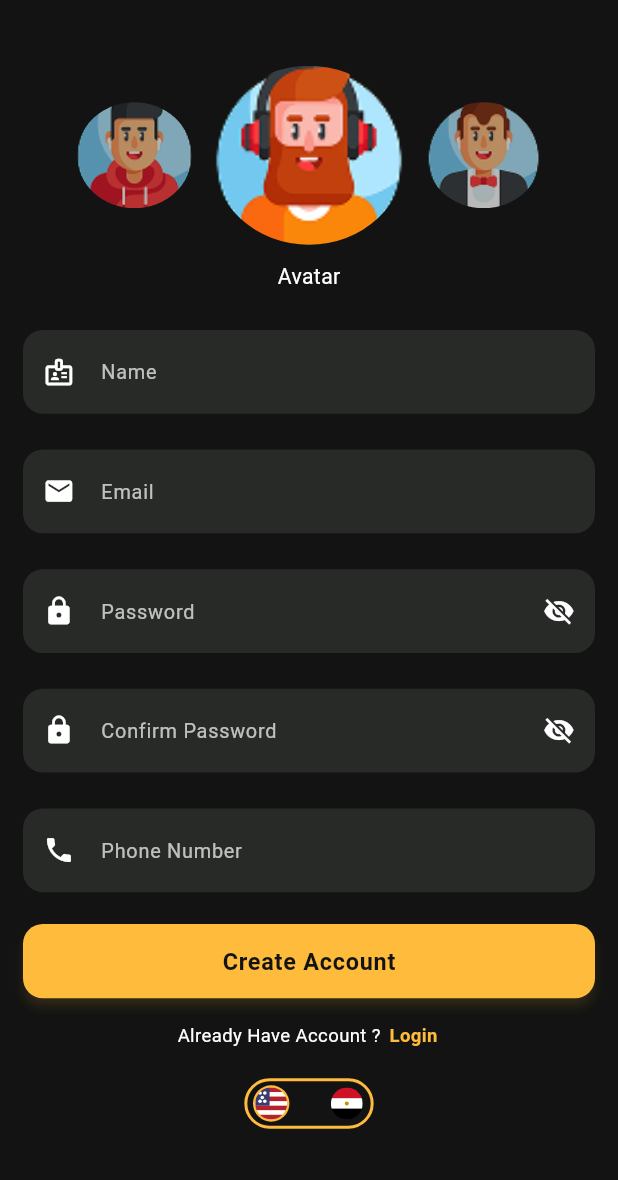
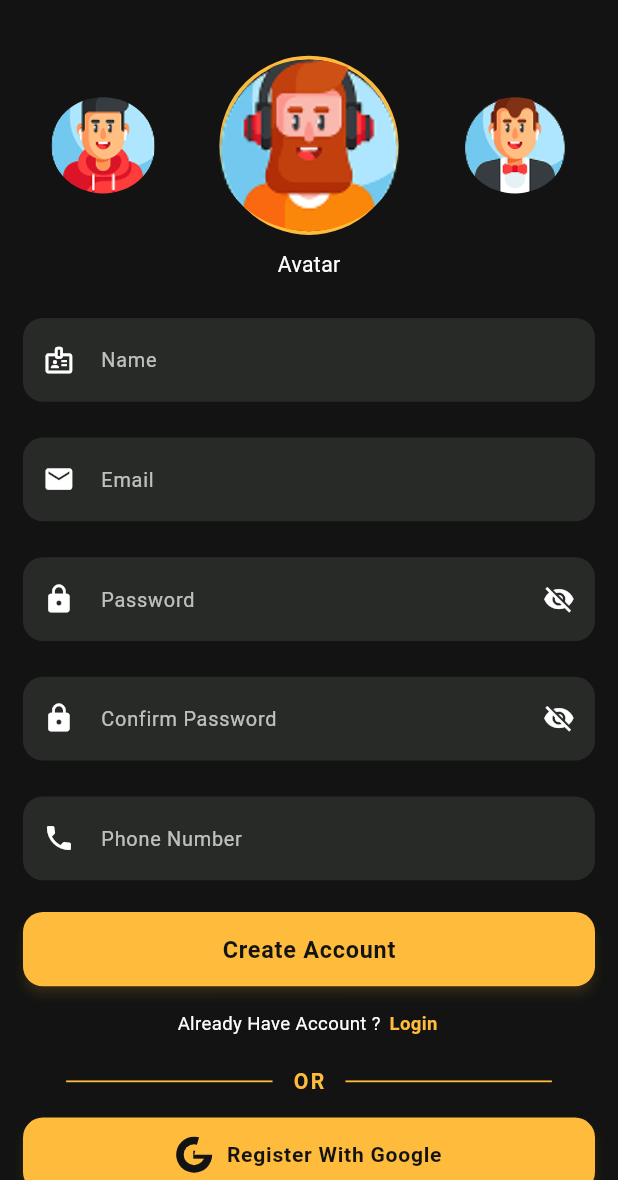
Before and after one commit to Abdllhmostafa/Movie, a Flutter app: the screen it shows after launch, after a tap on "Login", after a tap on "Create One", on a phone screen of 412 x 824 dp, the part 56-1236 px from its top. Run offline on Flutter 3.47's test engine with Material 3 defaults, Android fonts, the phone set to English and light mode, and no system bars; drawn by our look-alikes of carousel_slider; our stand-ins replace animate_do, dartz, dio, firebase_auth, firebase_core, flutter_bloc and 5 more; accounts and stored records are empty.

Commit message:
add google to register&ref en home screen

```diff
--- a/lib/core/localization/app_localizations.dart
+++ b/lib/core/localization/app_localizations.dart
@@ -28,18 +28,17 @@ class AppLocalizations {
   bool get isArabic => locale.languageCode == 'ar';
   bool get isEnglish => locale.languageCode == 'en';
 
-  static final Map<String, Map<String, String>> _localizedValues = {
-    'en': enTranslations,
-    'ar': arTranslations,
-  };
-
-  static final Map<String, String> _arabicGenres = arGenres;
+  static Map<String, String> _getTranslations(String languageCode) {
+    if (languageCode == 'ar') {
+      return arTranslations;
+    }
+    return enTranslations;
+  }
 
   String translate(String key, [Map<String, String>? args]) {
     final languageCode = locale.languageCode;
-    String text = _localizedValues[languageCode]?[key] ??
-        _localizedValues['en']?[key] ??
-        key;
+    final currentMap = _getTranslations(languageCode);
+    String text = currentMap[key] ?? enTranslations[key] ?? key;
     if (args != null) {
       args.forEach((placeholder, value) {
         text = text.replaceAll('{$placeholder}', value);
@@ -51,7 +50,7 @@ class AppLocalizations {
   String translateGenre(String genre) {
     if (!isArabic) return genre;
     final normalized = genre.trim().toLowerCase();
-    return _arabicGenres[normalized] ?? genre;
+    return arGenres[normalized] ?? genre;
   }
 
   String translateError(String rawError) {
--- a/lib/core/localization/ar.dart
+++ b/lib/core/localization/ar.dart
@@ -12,6 +12,7 @@ const Map<String, String> arTranslations = {
   'dont_have_account': 'ليس لديك حساب؟',
   'create_one': 'إنشاء حساب جديد',
   'login_with_google': 'تسجيل الدخول بجوجل',
+  'register_with_google': 'التسجيل بواسطة جوجل',
   'welcome_back': 'مرحباً بعودتك',
   'please_enter_email': 'يرجى إدخال البريد الإلكتروني',
   'please_enter_valid_email': 'يرجى إدخال بريد إلكتروني صالح',
--- a/lib/core/localization/en.dart
+++ b/lib/core/localization/en.dart
@@ -12,6 +12,7 @@ const Map<String, String> enTranslations = {
   'dont_have_account': 'Don’t Have Account ?',
   'create_one': 'Create One',
   'login_with_google': 'Login With Google',
+  'register_with_google': 'Register With Google',
   'welcome_back': 'Welcome back',
   'please_enter_email': 'Please enter your email',
   'please_enter_valid_email': 'Please enter a valid email address',
--- a/lib/features/auth/presentation/manager/auth_cubit.dart
+++ b/lib/features/auth/presentation/manager/auth_cubit.dart
@@ -46,7 +46,7 @@ class AuthCubit extends Cubit<AuthState> {
 
     result.fold(
       (failureMessage) => emit(AuthFailure(failureMessage)),
-      (userEntity) => emit(AuthSuccess(userEntity)),
+      (userEntity) => emit(AuthRegisterSuccess(userEntity)),
     );
   }
 
--- a/lib/features/auth/presentation/manager/auth_state.dart
+++ b/lib/features/auth/presentation/manager/auth_state.dart
@@ -17,6 +17,11 @@ class AuthSuccess extends AuthState {
   const AuthSuccess(this.user);
 }
 
+class AuthRegisterSuccess extends AuthState {
+  final UserEntity user;
+  const AuthRegisterSuccess(this.user);
+}
+
 class AuthFailure extends AuthState {
   final String errorMessage;
   const AuthFailure(this.errorMessage);
--- a/lib/features/auth/presentation/screens/auth_screens/register_screen.dart
+++ b/lib/features/auth/presentation/screens/auth_screens/register_screen.dart
@@ -1,3 +1,5 @@
+import 'package:carousel_slider/carousel_slider.dart';
+import 'package:firebase_auth/firebase_auth.dart';
 import 'package:flutter/material.dart';
 import 'package:flutter_bloc/flutter_bloc.dart';
 import 'package:flutter_screenutil/flutter_screenutil.dart';
@@ -9,9 +11,9 @@ import 'package:movie_app/features/auth/presentation/manager/auth_cubit.dart';
 import 'package:movie_app/features/auth/presentation/manager/auth_state.dart';
 import 'package:movie_app/features/auth/presentation/widgets/auth_button_widget.dart';
 import 'package:movie_app/features/auth/presentation/widgets/auth_prompt_row.dart';
+import 'package:movie_app/features/auth/presentation/widgets/google_logo_icon.dart';
 import 'package:movie_app/features/auth/presentation/widgets/language_switch_widget.dart';
 import 'package:movie_app/features/auth/presentation/widgets/register_form_widget.dart';
-import 'package:movie_app/features/layout/presentation/widgets/avatar_picker_sheet.dart';
 import 'package:shared_preferences/shared_preferences.dart';
 
 class RegisterScreen extends StatefulWidget {
@@ -29,6 +31,7 @@ class _RegisterScreenState extends State<RegisterScreen> {
   final _rePasswordController = TextEditingController();
   final _phoneController = TextEditingController();
   int _currentAvatarIndex = 0;
+  bool _isGoogleAuth = false;
 
   final List<String> _avatars = const [
     AppAssets.gamer1,
@@ -55,6 +58,7 @@ class _RegisterScreenState extends State<RegisterScreen> {
   }
 
   void _onRegisterPressed(BuildContext context) async {
+    _isGoogleAuth = false;
     FocusScope.of(context).unfocus();
     if (_formKey.currentState?.validate() ?? false) {
       final phone = _phoneController.text.trim();
@@ -81,48 +85,13 @@ class _RegisterScreenState extends State<RegisterScreen> {
     }
   }
 
-  void _previousAvatar() {
-    setState(() {
-      _currentAvatarIndex =
-          (_currentAvatarIndex - 1 + _avatars.length) % _avatars.length;
-    });
-  }
-
-  void _nextAvatar() {
-    setState(() {
-      _currentAvatarIndex = (_currentAvatarIndex + 1) % _avatars.length;
-    });
-  }
-
-  void _openAvatarPicker() {
-    showModalBottomSheet(
-      context: context,
-      backgroundColor: Colors.transparent,
-      isScrollControlled: true,
-      builder: (_) => Padding(
-        padding: EdgeInsets.all(16.r),
-        child: AvatarPickerSheet(
-          currentAvatar: _selectedAvatar,
-          onAvatarSelected: (avatar) {
-            final index = _avatars.indexOf(avatar);
-            if (index != -1) {
-              setState(() {
-                _currentAvatarIndex = index;
-              });
-            }
-          },
-        ),
-      ),
-    );
+  void _onGoogleSignIn(BuildContext context) {
+    _isGoogleAuth = true;
+    context.read<AuthCubit>().signInWithGoogle();
   }
 
   @override
   Widget build(BuildContext context) {
-    final prevAvatar =
-        _avatars[(_currentAvatarIndex - 1 + _avatars.length) % _avatars.length];
-    final nextAvatar =
-        _avatars[(_currentAvatarIndex + 1) % _avatars.length];
-
     return GestureDetector(
       onTap: () => FocusScope.of(context).unfocus(),
       behavior: HitTestBehavior.opaque,
@@ -151,6 +120,10 @@ class _RegisterScreenState extends State<RegisterScreen> {
           listenWhen: (previous, current) => previous != current,
           listener: (context, state) {
             if (state is AuthSuccess) {
+              if (_isGoogleAuth) {
+                Navigator.pushReplacementNamed(context, RouteName.layout);
+              }
+            } else if (state is AuthRegisterSuccess) {
               final uid = state.user.uID;
               final phone = _phoneController.text.trim();
               final name = _nameController.text.trim();
@@ -161,6 +134,14 @@ class _RegisterScreenState extends State<RegisterScreen> {
                 }
                 prefs.setString('user_avatar_$uid', _selectedAvatar);
               });
+
+              // Sign out any auto-signed-in firebase session from registration so user must log in
+              try {
+                FirebaseAuth.instance.signOut();
+              } catch (_) {}
+
+              context.read<AuthCubit>().resetState();
+
               final successMsg = context.tr('register_success_msg');
               ScaffoldMessenger.of(context).showSnackBar(
                 SnackBar(
@@ -170,7 +151,12 @@ class _RegisterScreenState extends State<RegisterScreen> {
                   backgroundColor: AppColors.success,
                 ),
               );
-              Navigator.pushReplacementNamed(context, RouteName.login);
+
+              if (Navigator.of(context).canPop()) {
+                Navigator.of(context).pop();
+              } else {
+                Navigator.pushReplacementNamed(context, RouteName.login);
+              }
             } else if (state is AuthFailure) {
               ScaffoldMessenger.of(context).showSnackBar(
                 SnackBar(
@@ -192,70 +178,58 @@ class _RegisterScreenState extends State<RegisterScreen> {
                   children: [
                     SizedBox(height: 8.h),
 
-                    GestureDetector(
-                      onHorizontalDragEnd: (details) {
-                        if (details.primaryVelocity != null) {
-                          if (details.primaryVelocity! < 0) {
-                            _nextAvatar();
-                          } else if (details.primaryVelocity! > 0) {
-                            _previousAvatar();
-                          }
-                        }
-                      },
-                      child: SizedBox(
-                        height: 160.h,
-                        child: Row(
-                          mainAxisAlignment: MainAxisAlignment.center,
-                          crossAxisAlignment: CrossAxisAlignment.center,
-                          children: [
-
-                            GestureDetector(
-                              onTap: _previousAvatar,
-                              child: Opacity(
-                                opacity: 0.7,
-                                child: ClipOval(
-                                  child: Image.asset(
-                                    prevAvatar,
-                                    width: 80.w,
-                                    height: 80.h,
-                                    fit: BoxFit.cover,
-                                  ),
-                                ),
+                    // Single-row Avatar Carousel Slider
+                    CarouselSlider.builder(
+                      itemCount: _avatars.length,
+                      options: CarouselOptions(
+                        height: 145.h,
+                        initialPage: _currentAvatarIndex,
+                        viewportFraction: 0.36,
+                        enlargeCenterPage: true,
+                        enlargeFactor: 0.32,
+                        enableInfiniteScroll: true,
+                        onPageChanged: (index, reason) {
+                          setState(() {
+                            _currentAvatarIndex = index;
+                          });
+                        },
+                      ),
+                      itemBuilder: (context, index, realIndex) {
+                        final avatar = _avatars[index];
+                        final isSelected = _currentAvatarIndex == index;
+                        return GestureDetector(
+                          onTap: () {
+                            setState(() {
+                              _currentAvatarIndex = index;
+                            });
+                          },
+                          child: Center(
+                            child: AnimatedContainer(
+                              duration: const Duration(milliseconds: 200),
+                              width: isSelected ? 135.w : 85.w,
+                              height: isSelected ? 135.h : 85.h,
+                              decoration: BoxDecoration(
+                                shape: BoxShape.circle,
+                                border: isSelected
+                                    ? Border.all(
+                                        color: AppColors.gold,
+                                        width: 2.5,
+                                      )
+                                    : null,
                               ),
-                            ),
-                            SizedBox(width: 14.w),
-
-                            GestureDetector(
-                              onTap: _openAvatarPicker,
                               child: ClipOval(
                                 child: Image.asset(
-                                  _selectedAvatar,
-                                  width: 135.w,
-                                  height: 135.h,
+                                  avatar,
                                   fit: BoxFit.cover,
                                 ),
                               ),
                             ),
-                            SizedBox(width: 14.w),
+                          ),
+                        );
+                      },
+                    ),
 
-                            GestureDetector(
-                              onTap: _nextAvatar,
-                              child: Opacity(
-                                opacity: 0.7,
-                                child: ClipOval(
-                                  child: Image.asset(
-                                    nextAvatar,
-                                    width: 80.w,
-                                    height: 80.h,
-                                    fit: BoxFit.cover,
-                                  ),
-                                ),
-                              ),
-                            ),
-                          ],
-                        ),
-                      ),
-                    ),
+                    SizedBox(height: 6.h),
                     Center(
                       child: Text(
                         context.tr('avatar'),
@@ -267,6 +241,7 @@ class _RegisterScreenState extends State<RegisterScreen> {
                       ),
                     ),
                     SizedBox(height: 20.h),
+
                     RegisterFormWidget(
                       formKey: _formKey,
                       nameController: _nameController,
@@ -277,19 +252,63 @@ class _RegisterScreenState extends State<RegisterScreen> {
                       onSubmitted: () => _onRegisterPressed(context),
                     ),
                     SizedBox(height: 24.h),
+
                     AuthButtonWidget(
                       text: context.tr('create_account'),
                       fontSize: 20.sp,
-                      isLoading: isLoading,
+                      isLoading: isLoading && !_isGoogleAuth,
                       onPressed: () => _onRegisterPressed(context),
                     ),
                     SizedBox(height: 16.h),
+
                     AuthPromptRow(
                       questionText: context.tr('already_have_account'),
                       actionText: context.tr('login'),
                       onTap: () => Navigator.of(context).maybePop(),
                     ),
                     SizedBox(height: 20.h),
+
+                    Row(
+                      children: [
+                        Expanded(
+                          child: Divider(
+                            indent: 30.w,
+                            color: AppColors.gold,
+                            thickness: 1.2,
+                          ),
+                        ),
+                        Padding(
+                          padding: EdgeInsets.symmetric(horizontal: 14.w),
+                          child: Text(
+                            context.tr('or'),
+                            style: TextStyle(
+                              color: AppColors.gold,
+                              fontSize: 16.sp,
+                              fontWeight: FontWeight.bold,
+                              letterSpacing: 1.5,
+                            ),
+                          ),
+                        ),
+                        Expanded(
+                          child: Divider(
+                            endIndent: 30.w,
+                            color: AppColors.gold,
+                            thickness: 1.2,
+                          ),
+                        ),
+                      ],
+                    ),
+                    SizedBox(height: 16.h),
+
+                    AuthButtonWidget(
+                      customIcon: const GoogleLogoIcon(size: 24),
+                      text: context.tr('register_with_google'),
+                      fontSize: 18.sp,
+                      isLoading: isLoading && _isGoogleAuth,
+                      onPressed: () => _onGoogleSignIn(context),
+                    ),
+                    SizedBox(height: 20.h),
+
                     const LanguageSwitchWidget(),
                     SizedBox(height: 16.h),
                   ],
--- a/lib/features/auth/presentation/widgets/auth_prompt_row.dart
+++ b/lib/features/auth/presentation/widgets/auth_prompt_row.dart
@@ -25,13 +25,16 @@ class AuthPromptRow extends StatelessWidget {
     final effectiveFontSize = fontSize ?? 14.sp;
     return Row(
       mainAxisAlignment: MainAxisAlignment.center,
+      mainAxisSize: MainAxisSize.min,
       children: [
-        Text(
-          questionText,
-          style: TextStyle(
-            fontSize: effectiveFontSize,
-            fontWeight: FontWeight.w400,
-            color: questionColor,
+        Flexible(
+          child: Text(
+            questionText,
+            style: TextStyle(
+              fontSize: effectiveFontSize,
+              fontWeight: FontWeight.w400,
+              color: questionColor,
+            ),
           ),
         ),
         SizedBox(width: 4.w),
```
Also changed, not shown: lib/features/layout/presentation/layout_screens/home_screen.dart (+15 -18 lines), 2 other files.
